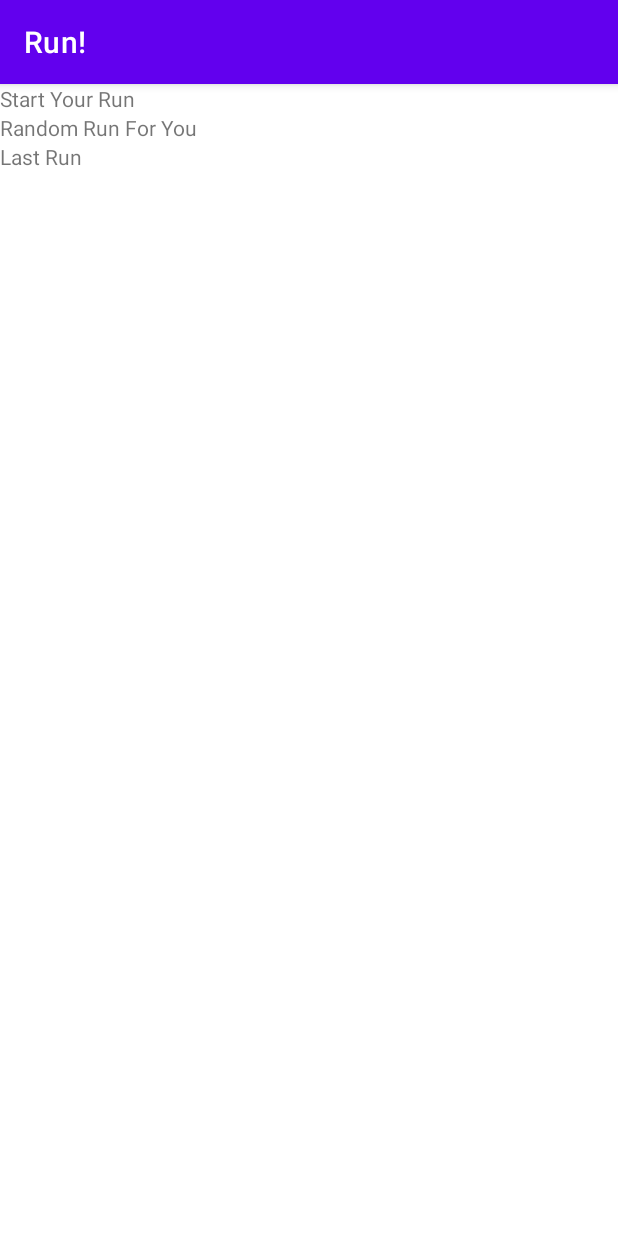
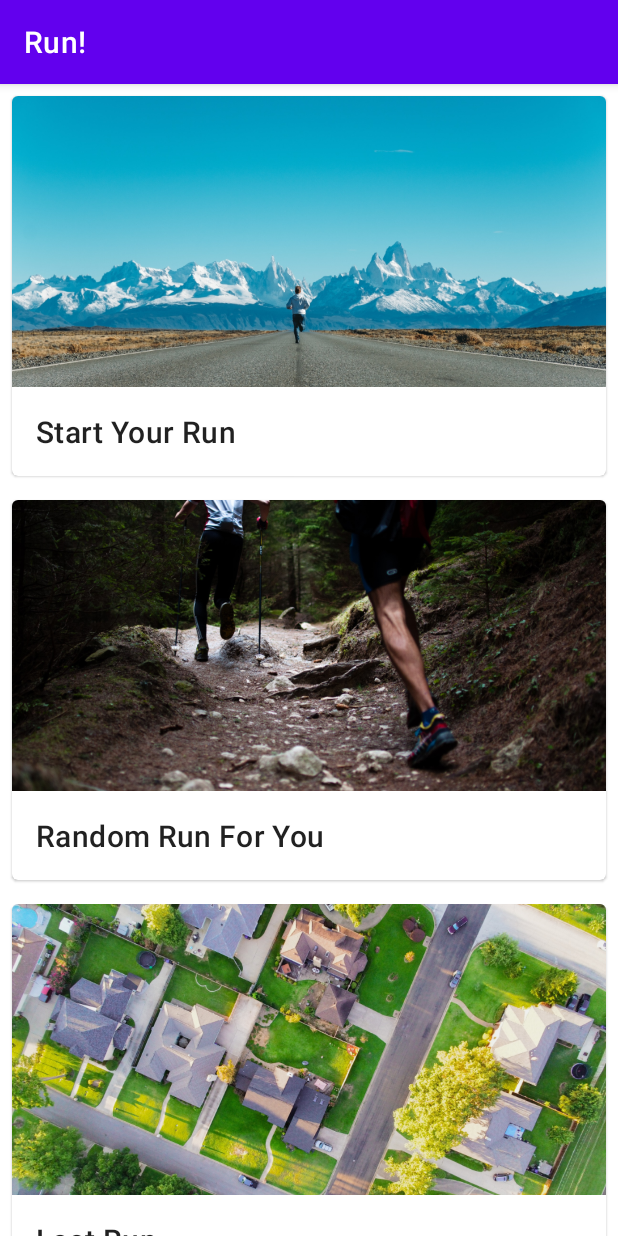
Before and after one commit to usmankhanusmankhan/TBDProto, an Android app: the screen it shows after launch (MainActivity), on a phone screen of 412 x 824 dp. Run offline under Robolectric (Android 15) with nearby library versions, the phone set to English and light mode, and no system bars.

Commit message:
finished recycler view scroll

```diff
--- a/app/src/main/java/com/example/tbdproto/adapter/ItemAdapter.kt
+++ b/app/src/main/java/com/example/tbdproto/adapter/ItemAdapter.kt
@@ -4,6 +4,7 @@ import android.content.Context
 import android.view.LayoutInflater
 import android.view.View
 import android.view.ViewGroup
+import android.widget.ImageView
 import android.widget.TextView
 import androidx.recyclerview.widget.RecyclerView
 import com.example.tbdproto.R
@@ -15,6 +16,7 @@ class ItemAdapter (private val context: Context,
 
     class ItemViewHolder(private val view: View) : RecyclerView.ViewHolder(view) {
         val textView: TextView = view.findViewById(R.id.item_title)
+        val imageView: ImageView = view.findViewById(R.id.item_image)
     }
 
     override fun onCreateViewHolder(parent: ViewGroup, viewType: Int): ItemViewHolder {
@@ -27,6 +29,7 @@ class ItemAdapter (private val context: Context,
     override fun onBindViewHolder(holder: ItemViewHolder, position: Int) {
         val item = dataset[position]
         holder.textView.text =  context.resources.getString(item.stringResourceId)
+        holder.imageView.setImageResource(item.imageResourceId)
     }
 
     override fun getItemCount() = dataset.size
--- a/app/src/main/java/com/example/tbdproto/datasource/Datasource.kt
+++ b/app/src/main/java/com/example/tbdproto/datasource/Datasource.kt
@@ -7,9 +7,9 @@ class Datasource {
 
     fun loadCardTitles(): List<MainCardTitles> {
         return listOf<MainCardTitles>(
-            MainCardTitles(R.string.start_run),
-            MainCardTitles(R.string.random_run),
-            MainCardTitles(R.string.last_run),
+            MainCardTitles(R.string.start_run, R.drawable.start_run),
+            MainCardTitles(R.string.random_run, R.drawable.popular_runs),
+            MainCardTitles(R.string.last_run, R.drawable.recent_runs),
         )
     }
 }
--- a/app/src/main/java/com/example/tbdproto/model/MainCardTitles.kt
+++ b/app/src/main/java/com/example/tbdproto/model/MainCardTitles.kt
@@ -1,3 +1,9 @@
 package com.example.tbdproto.model
 
-data class MainCardTitles(val stringResourceId: Int)
+import androidx.annotation.DrawableRes
+import androidx.annotation.StringRes
+
+data class MainCardTitles(
+    @StringRes val stringResourceId: Int,
+    @DrawableRes val imageResourceId: Int
+)
--- a/app/src/main/res/layout/list_item.xml
+++ b/app/src/main/res/layout/list_item.xml
@@ -1,5 +1,28 @@
 <?xml version="1.0" encoding="utf-8"?>
-<TextView xmlns:android="http://schemas.android.com/apk/res/android"
-    android:id="@+id/item_title"
-    android:layout_width="wrap_content"
-    android:layout_height="wrap_content" />
+<com.google.android.material.card.MaterialCardView xmlns:android="http://schemas.android.com/apk/res/android"
+    android:layout_width="match_parent"
+    android:layout_height="wrap_content"
+    android:layout_margin="8dp">
+
+    <LinearLayout
+        android:layout_width="match_parent"
+        android:layout_height="wrap_content"
+        android:orientation="vertical">
+
+        <ImageView
+            android:id="@+id/item_image"
+            android:layout_width="match_parent"
+            android:layout_height="194dp"
+            android:importantForAccessibility="no"
+            android:scaleType="centerCrop" />
+
+        <TextView
+            android:id="@+id/item_title"
+            android:layout_width="wrap_content"
+            android:layout_height="wrap_content"
+            android:padding="16dp"
+            android:textAppearance="?attr/textAppearanceHeadline6" />
+
+    </LinearLayout>
+
+</com.google.android.material.card.MaterialCardView>
```
